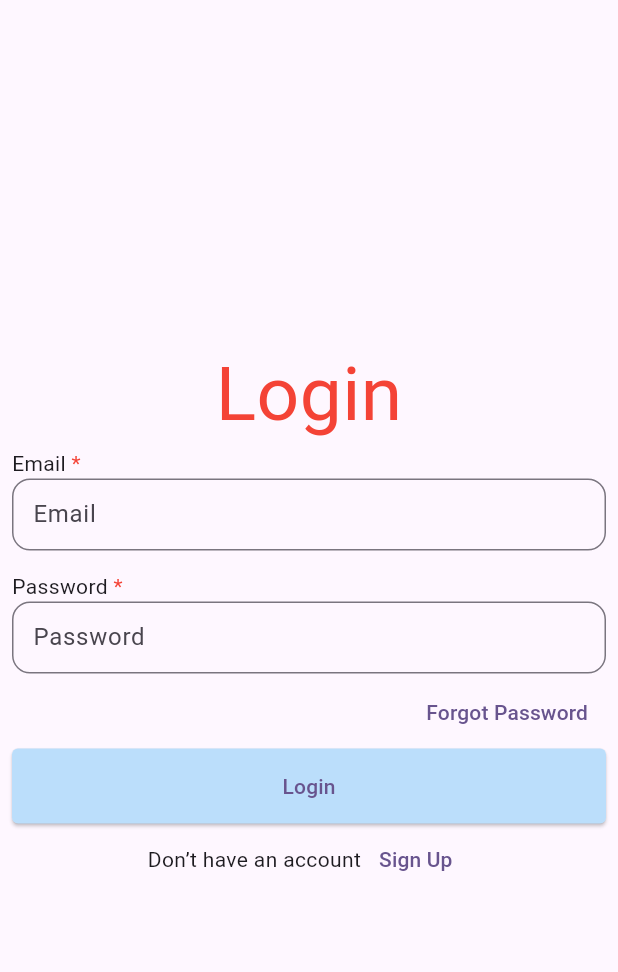
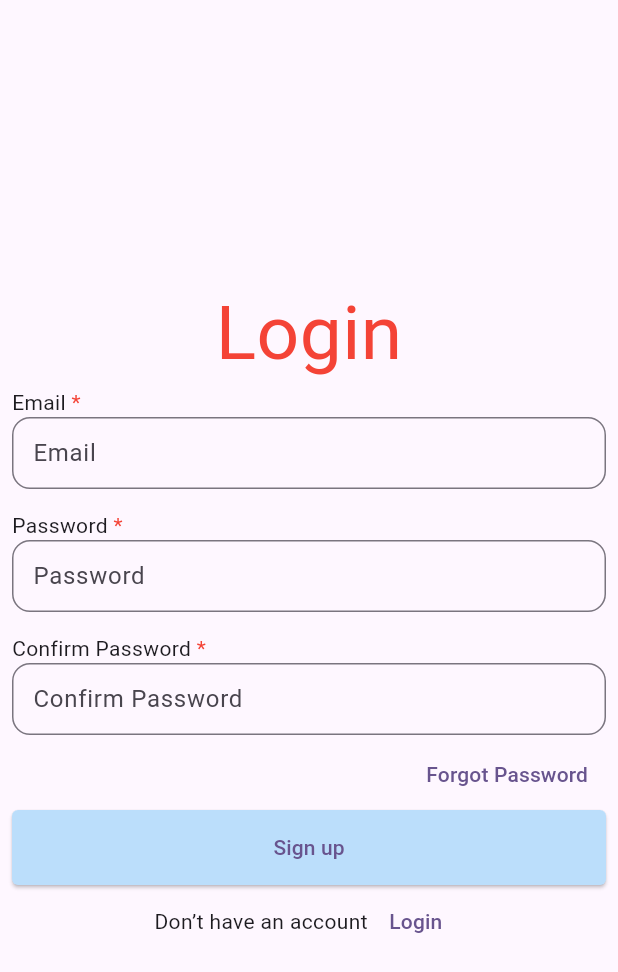
Before and after one commit to CongThuan02/shopping_food_app, a Flutter app: the screen it shows after launch, after a tap on "Sign Up", on a phone screen of 412 x 824 dp. Shown: the top 972 px of the screen. Run offline on Flutter 3.47's test engine with Material 2 defaults, Android fonts, the phone set to English and light mode, and no system bars; our stand-ins replace auto_route, bloc, equatable, firebase_auth, firebase_core, material_symbols_icons; accounts and stored records are empty.

Commit message:
singup page bloc

```diff
--- a/lib/config/route/route.dart
+++ b/lib/config/route/route.dart
@@ -15,5 +15,6 @@ class AppRouter extends $AppRouter {
         AutoRoute(
           page: HomePageRoute.page,
         ),
+        AutoRoute(page: SignUpRoute.page)
       ];
 }
--- /dev/null
+++ b/lib/presentation/manager/singup/signup_event.dart
@@ -0,0 +1,34 @@
+part of 'signup_bloc.dart';
+
+class SignupEvent extends Equatable {
+  const SignupEvent();
+
+  @override
+  // TODO: implement props
+  List<Object?> get props => [];
+}
+
+class SignupEvented extends SignupEvent {
+  final String email;
+  final String password;
+
+  SignupEvented(this.email, this.password);
+
+  List<Object?> get props => [email, password];
+}
+
+class UpdateEmail extends SignupEvent {
+  final String email;
+
+  UpdateEmail(this.email);
+
+  List<Object?> get props => [email];
+}
+
+class UpdatePassword extends SignupEvent {
+  final String password;
+
+  UpdatePassword(this.password);
+
+  List<Object?> get props => [password];
+}
--- a/lib/presentation/pages/taikhoan/login.dart
+++ b/lib/presentation/pages/taikhoan/login.dart
@@ -1,5 +1,7 @@
 import 'package:auto_route/annotations.dart';
+import 'package:auto_route/auto_route.dart';
 import 'package:flutter/material.dart';
+import 'package:shopping_food_app/config/route/route_imports.gr.dart';
 import 'package:shopping_food_app/presentation/pages/taikhoan/widget/input_text.dart';
 
 @RoutePage()
@@ -67,7 +69,14 @@ class _LoginScreenState extends State<LoginScreen> {
               mainAxisAlignment: MainAxisAlignment.center,
               children: [
                 Text("Don’t have an account"),
-                TextButton(onPressed: () {}, child: Text("Sign Up"))
+                TextButton(
+                  onPressed: () {
+                    context.pushRoute(
+                      SignUpRoute(),
+                    );
+                  },
+                  child: Text("Sign Up"),
+                )
               ],
             ),
           ],
--- a/lib/presentation/pages/taikhoan/signup.dart
+++ b/lib/presentation/pages/taikhoan/signup.dart
@@ -1,5 +1,9 @@
 import 'package:auto_route/annotations.dart';
+import 'package:auto_route/auto_route.dart';
 import 'package:flutter/material.dart';
+import 'package:shopping_food_app/presentation/pages/taikhoan/widget/input_text.dart';
+
+import '../../../config/route/route_imports.gr.dart';
 
 @RoutePage()
 class SignUp extends StatefulWidget {
@@ -12,6 +16,83 @@ class SignUp extends StatefulWidget {
 class _SignUpState extends State<SignUp> {
   @override
   Widget build(BuildContext context) {
-    return Scaffold();
+    return Scaffold(
+      body: Padding(
+        padding: const EdgeInsets.all(8.0),
+        child: Column(
+          crossAxisAlignment: CrossAxisAlignment.start,
+          mainAxisAlignment: MainAxisAlignment.center,
+          children: [
+            const Center(
+              child: Text(
+                "Login",
+                style: TextStyle(fontSize: 50, color: Colors.red),
+              ),
+            ),
+            InputText(
+              name: 'Email ',
+              isPassword: false,
+              onChanged: (value) {
+                print(value);
+              },
+            ),
+            const SizedBox(
+              height: 12,
+            ),
+            InputText(
+              name: 'Password ',
+              isPassword: true,
+              onChanged: (value) {
+                print(value);
+              },
+            ),
+            const SizedBox(
+              height: 12,
+            ),
+            InputText(
+              name: 'Confirm Password ',
+              isPassword: true,
+              onChanged: (value) {
+                print(value);
+              },
+            ),
+            Align(
+              alignment: Alignment.centerRight,
+              child: TextButton(
+                onPressed: () {},
+                child: const Text("Forgot Password"),
+              ),
+            ),
+            Center(
+              child: ElevatedButton(
+                onPressed: () {},
+                child: const Text("Sign up"),
+                style: ElevatedButton.styleFrom(
+                  minimumSize: Size(MediaQuery.of(context).size.width, 50),
+                  shape: RoundedRectangleBorder(
+                    borderRadius: BorderRadius.circular(4),
+                  ),
+                  backgroundColor: Colors.blue[100],
+                ),
+              ),
+            ),
+            Row(
+              mainAxisAlignment: MainAxisAlignment.center,
+              children: [
+                const Text("Don’t have an account"),
+                TextButton(
+                  onPressed: () {
+                    context.pushRoute(
+                      const LoginScreenRoute(),
+                    );
+                  },
+                  child: const Text("Login"),
+                )
+              ],
+            ),
+          ],
+        ),
+      ),
+    );
   }
 }
--- a/pubspec.yaml
+++ b/pubspec.yaml
@@ -44,6 +44,7 @@ dependencies:
   auto_route_generator: ^6.2.0
   material_symbols_icons: ^4.2706.0
   firebase_core: ^2.21.0
+  firebase_auth: ^4.12.1
 
 dev_dependencies:
   flutter_test:
```
Also changed, not shown: lib/presentation/manager/singup/signup_bloc.dart (added, +39 -0 lines), lib/presentation/manager/singup/signup_state.dart (added, +29 -0 lines), pubspec.lock, 3 other files.
